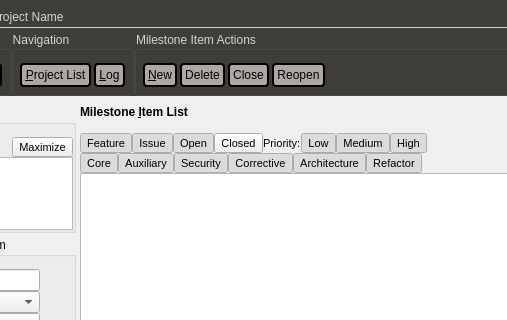
Before: the Qt Designer form forms/roadmap2.ui in skriticos/nelia1, drawn with Qt 5; both pictures show x 131 to 638 and y 0 to 320 of the 800 by 600 pixel window.
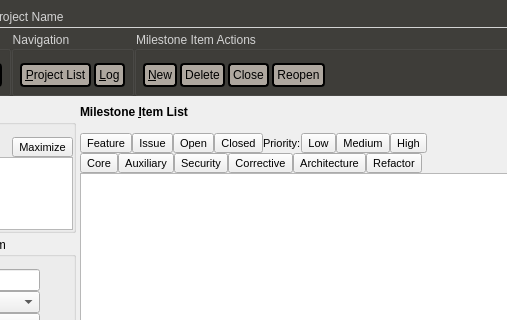
After: the same form once the commit is applied.

Commit message: implemented roadmap filter config on startup

The edit to the form file:
```diff
--- a/forms/roadmap2.ui
+++ b/forms/roadmap2.ui
@@ -717,7 +717,7 @@
                    <bool>true</bool>
                   </property>
                   <property name="checked">
-                   <bool>true</bool>
+                   <bool>false</bool>
                   </property>
                  </widget>
                 </item>
@@ -735,7 +735,7 @@
                    <bool>true</bool>
                   </property>
                   <property name="checked">
-                   <bool>true</bool>
+                   <bool>false</bool>
                   </property>
                  </widget>
                 </item>
@@ -753,7 +753,7 @@
                    <bool>true</bool>
                   </property>
                   <property name="checked">
-                   <bool>true</bool>
+                   <bool>false</bool>
                   </property>
                  </widget>
                 </item>
@@ -771,7 +771,7 @@
                    <bool>true</bool>
                   </property>
                   <property name="checked">
-                   <bool>true</bool>
+                   <bool>false</bool>
                   </property>
                  </widget>
                 </item>
@@ -789,7 +789,7 @@
                    <bool>true</bool>
                   </property>
                   <property name="checked">
-                   <bool>true</bool>
+                   <bool>false</bool>
                   </property>
                  </widget>
                 </item>
@@ -807,7 +807,7 @@
                    <bool>true</bool>
                   </property>
                   <property name="checked">
-                   <bool>true</bool>
+                   <bool>false</bool>
                   </property>
                  </widget>
                 </item>
@@ -875,7 +875,7 @@
                    <bool>true</bool>
                   </property>
                   <property name="checked">
-                   <bool>true</bool>
+                   <bool>false</bool>
                   </property>
                  </widget>
                 </item>
@@ -893,7 +893,7 @@
                    <bool>true</bool>
                   </property>
                   <property name="checked">
-                   <bool>true</bool>
+                   <bool>false</bool>
                   </property>
                  </widget>
                 </item>
@@ -911,7 +911,7 @@
                    <bool>true</bool>
                   </property>
                   <property name="checked">
-                   <bool>true</bool>
+                   <bool>false</bool>
                   </property>
                  </widget>
                 </item>
@@ -929,7 +929,7 @@
                    <bool>true</bool>
                   </property>
                   <property name="checked">
-                   <bool>true</bool>
+                   <bool>false</bool>
                   </property>
                  </widget>
                 </item>
@@ -965,7 +965,7 @@
                    <bool>true</bool>
                   </property>
                   <property name="checked">
-                   <bool>true</bool>
+                   <bool>false</bool>
                   </property>
                  </widget>
                 </item>
@@ -983,7 +983,7 @@
                    <bool>true</bool>
                   </property>
                   <property name="checked">
-                   <bool>true</bool>
+                   <bool>false</bool>
                   </property>
                  </widget>
                 </item>
```
The commit also changes 1 other file.
